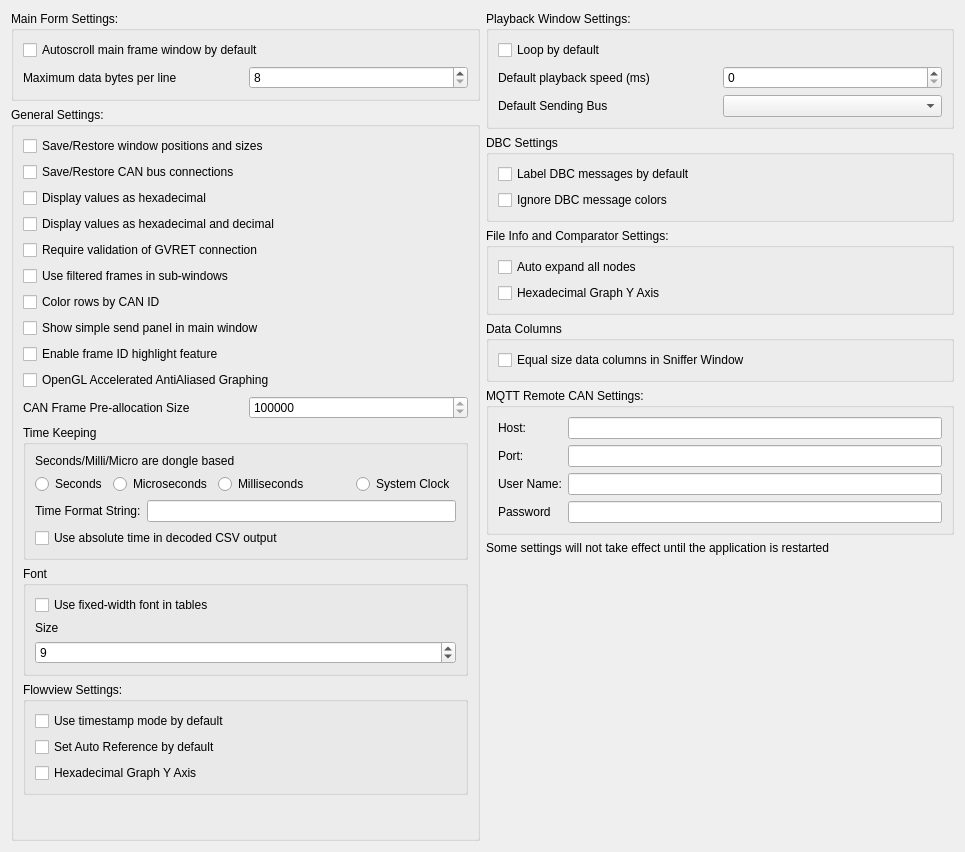
The window that ui/mainsettingsdialog.ui (minoseigenheer/SavvyCAN) describes before a commit, drawn with Qt 5.
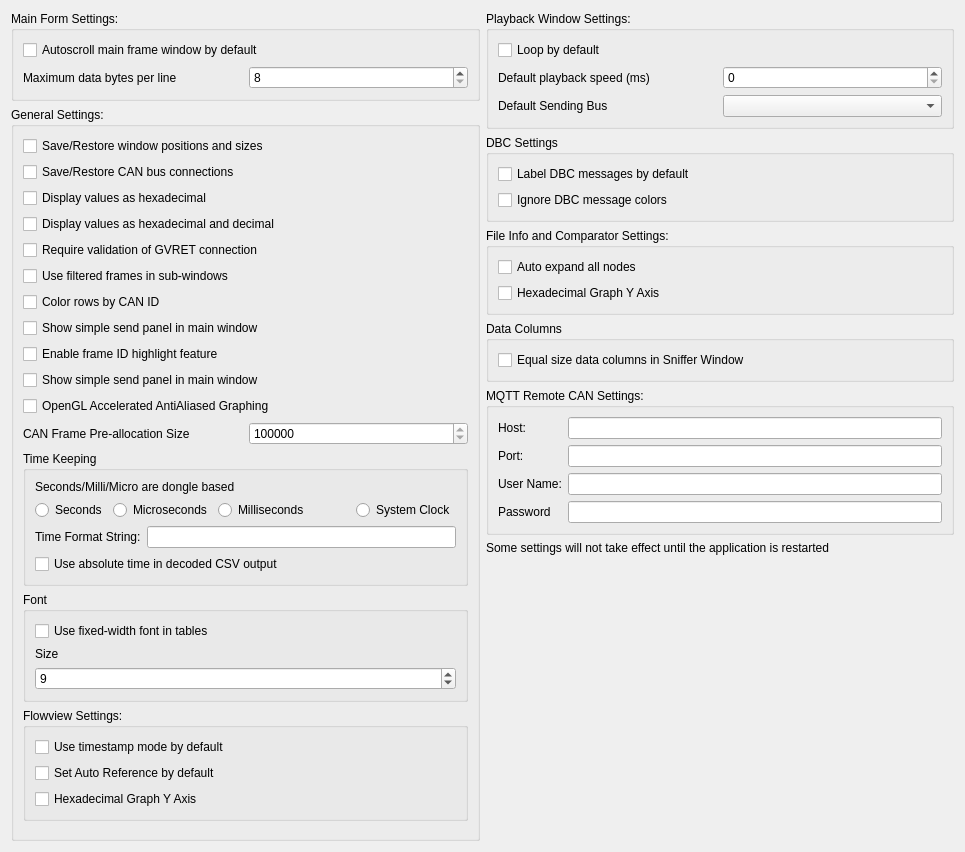
The same window after the commit.

Commit message:
Add resizable main splitters and toggle for simple send panel
- Replace fixed main layout with nested splitters in the main window UI\n- Persist and restore splitter sizes via QSettings\n- Add a settings checkbox to show or hide the simple send panel\n- Wire runtime updates so the panel visibility changes without restart

The edit to the form file:
```diff
--- a/ui/mainsettingsdialog.ui
+++ b/ui/mainsettingsdialog.ui
@@ -125,6 +125,13 @@
            </property>
           </widget>
          </item>
+        <item>
+         <widget class="QCheckBox" name="cbShowSendPanel">
+          <property name="text">
+           <string>Show simple send panel in main window</string>
+          </property>
+         </widget>
+        </item>
         <item>
          <widget class="QCheckBox" name="cbUseOpenGL">
           <property name="text">
```
The commit also changes 2 other files.
